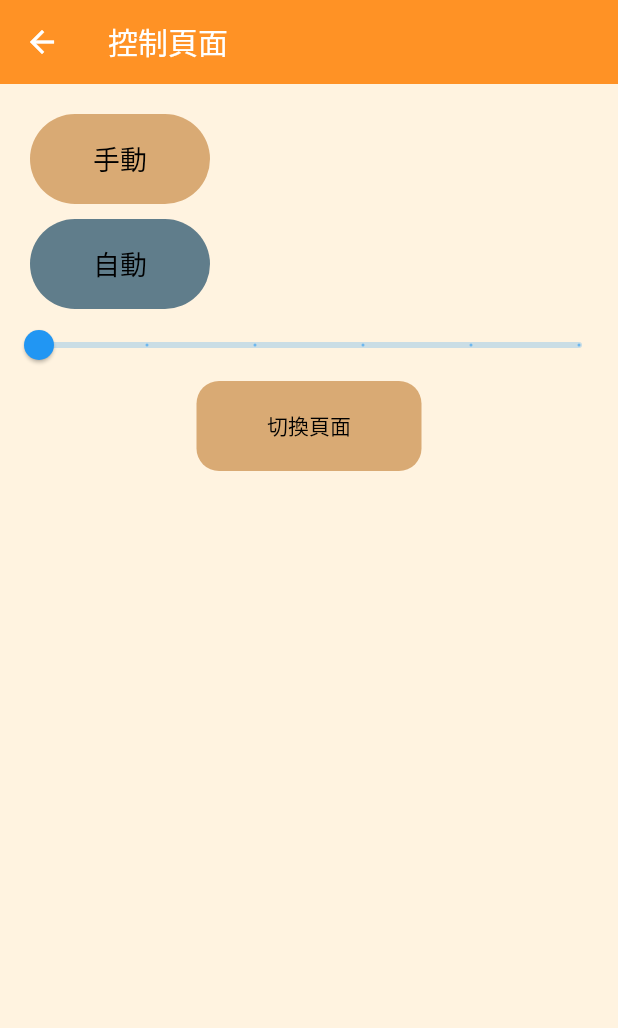
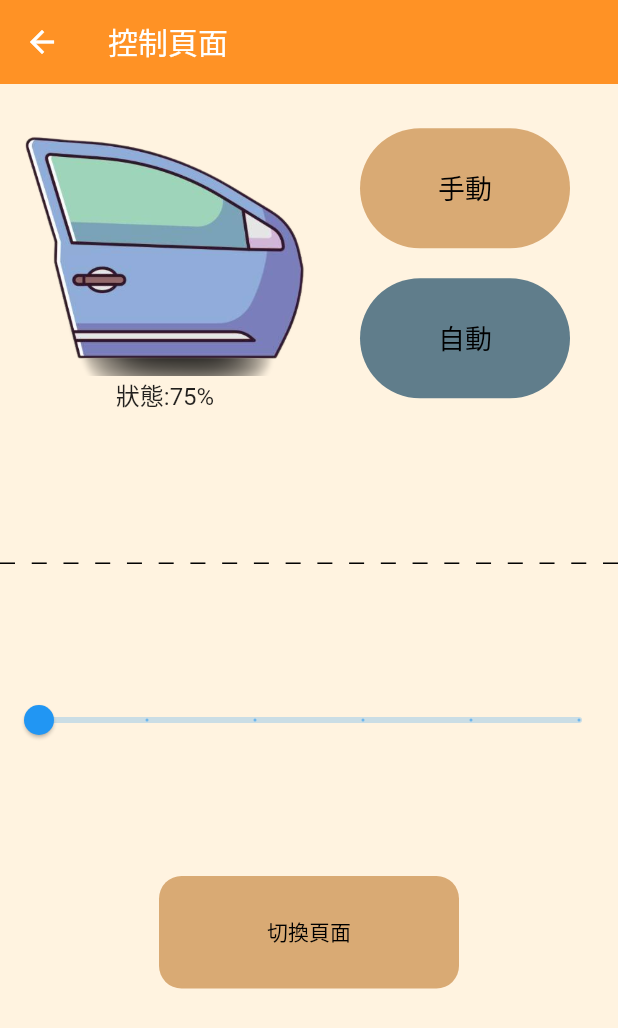
Before and after one commit to Li541001/bluetooth_flutter, a Flutter app: the ControlPage screen opened directly, on a phone screen of 412 x 824 dp. Shown: the top 1028 px of the screen. Run offline on Flutter 3.47's test engine with Material 2 defaults, Android fonts, the phone set to English and light mode, and no system bars; our stand-ins replace flutter_bluetooth_serial, permission_handler; missing offline and left inert: dart:ffi.

Commit message:
分頁錯誤版本

```diff
--- a/lib/components/button.dart
+++ b/lib/components/button.dart
@@ -4,14 +4,21 @@ import 'package:flutter/material.dart';
 class Button extends StatelessWidget {
   VoidCallback? onPressed;
   String? text;
-  Button({super.key, required this.onPressed, required this.text});
+  bool? disabled = true;
+  Button(
+      {super.key,
+      required this.onPressed,
+      required this.text,
+      required this.disabled});
 
   @override
   Widget build(BuildContext context) {
     return TextButton(
         style: TextButton.styleFrom(
-            backgroundColor: Color.fromARGB(255, 217, 170, 116),
-            fixedSize: Size(150, 60),
+            backgroundColor: disabled!
+                ? Color.fromARGB(255, 217, 170, 116)
+                : Colors.blueGrey,
+            fixedSize: Size(200, 75),
             shape: RoundedRectangleBorder(
                 borderRadius: BorderRadius.circular(15))),
         onPressed: onPressed,
--- a/lib/components/keepButton.dart
+++ b/lib/components/keepButton.dart
@@ -17,9 +17,9 @@ class KeepButton extends StatelessWidget {
         style: TextButton.styleFrom(
             backgroundColor:
                 value ? Color.fromARGB(255, 217, 170, 116) : Colors.blueGrey,
-            fixedSize: Size(120, 60),
+            fixedSize: Size(140, 80),
             shape: RoundedRectangleBorder(
-                borderRadius: BorderRadius.circular(30))),
+                borderRadius: BorderRadius.circular(40))),
         onPressed: onPressed,
         child: Text(
           '${this.text}',
--- /dev/null
+++ b/lib/components/line.dart
@@ -0,0 +1,41 @@
+import 'package:flutter/material.dart';
+
+/// 虚线
+class Line extends StatelessWidget {
+  final double height;
+  final Color color;
+  final Axis direction;
+
+  const Line({
+    this.height = 1,
+    this.color = Colors.black,
+    this.direction = Axis.horizontal,
+  });
+
+  @override
+  Widget build(BuildContext context) {
+    return LayoutBuilder(
+      builder: (BuildContext context, BoxConstraints constraints) {
+        final boxWidth = direction == Axis.horizontal
+            ? constraints.constrainWidth()
+            : constraints.constrainHeight();
+        final dashWidth = 10.0;
+        final dashHeight = height;
+        final dashCount = (boxWidth / (2 * dashWidth)).floor();
+        return Flex(
+          children: List.generate(dashCount, (_) {
+            return SizedBox(
+              width: direction == Axis.horizontal ? dashWidth : dashHeight,
+              height: direction == Axis.horizontal ? dashHeight : dashWidth,
+              child: DecoratedBox(
+                decoration: BoxDecoration(color: color),
+              ),
+            );
+          }),
+          mainAxisAlignment: MainAxisAlignment.spaceBetween,
+          direction: direction,
+        );
+      },
+    );
+  }
+}
--- a/lib/components/windowDisplay.dart
+++ b/lib/components/windowDisplay.dart
@@ -0,0 +1,30 @@
+import 'package:flutter/cupertino.dart';
+import 'package:flutter/material.dart';
+
+class WindowDisplay extends StatefulWidget {
+  String? img;
+  String? status;
+  WindowDisplay({super.key, required this.img, required this.status});
+  @override
+  State<WindowDisplay> createState() => WindowDisplayState();
+}
+
+class WindowDisplayState extends State<WindowDisplay> {
+  @override
+  Widget build(BuildContext context) {
+    return Column(
+      children: [
+        Container(
+            child: Image.asset(
+          "${widget.img}",
+          width: 220,
+          fit: BoxFit.contain,
+        )),
+        Text(
+          '狀態:' + '${widget.status}' + '%',
+          style: TextStyle(fontSize: 16),
+        )
+      ],
+    );
+  }
+}
--- a/lib/main.dart
+++ b/lib/main.dart
@@ -1,9 +1,17 @@
+import 'dart:async';
+import 'dart:convert';
+
 import 'package:flutter/material.dart';
+import 'package:flutter_bluetooth_serial/flutter_bluetooth_serial.dart';
+import 'package:provider/provider.dart';
 import 'pages/bluetooth.dart';
 import 'pages/homePage.dart';
 
 void main() {
-  runApp(const MyApp());
+  runApp(ChangeNotifierProvider(
+    create: (context) => BluetoothData(),
+    child: MyApp(),
+  ));
 }
 
 class MyApp extends StatelessWidget {
@@ -22,3 +30,17 @@ class MyApp extends StatelessWidget {
     );
   }
 }
+
+class BluetoothData extends ChangeNotifier {
+  String _datas = '';
+  String get datas => _datas;
+  BluetoothConnection? connection;
+
+  void getData() {
+    connection!.input!.listen((data) {
+      print(_datas);
+      _datas = ascii.decode(data);
+      notifyListeners();
+    });
+  }
+}
--- a/lib/pages/bluetooth.dart
+++ b/lib/pages/bluetooth.dart
@@ -24,7 +24,6 @@ class _BluetoothPageState extends State<BluetoothPage> {
   final GlobalKey<ScaffoldState> _scaffoldKey = new GlobalKey<ScaffoldState>();
   int? _deviceState;
   Uint8List? _data;
-  Timer? _timer;
 
   // initState-------------------------------------------------------function
   @override
@@ -90,7 +89,6 @@ class _BluetoothPageState extends State<BluetoothPage> {
       isDisconnecting = true;
       connection!.dispose();
       connection = null;
-      _timer!.cancel();
     }
     super.dispose();
   }
@@ -126,7 +124,7 @@ class _BluetoothPageState extends State<BluetoothPage> {
           setState(() {
             _conncted = true;
           });
-          _timer = Timer.periodic(Duration(seconds: 1), (time) {
+
           connection!.input!.listen((data) {
             print('data: ${ascii.decode(data)}');
             setState(() {
@@ -142,7 +140,6 @@ class _BluetoothPageState extends State<BluetoothPage> {
             if (this.mounted) {
               setState(() {});
             }
-            });
           });
         }).catchError((error) {
           print('Cannot connect, exception occurred');
--- a/lib/pages/controlPage.dart
+++ b/lib/pages/controlPage.dart
@@ -1,9 +1,18 @@
+import 'dart:async';
+import 'dart:convert';
+
 import 'package:first_test/components/button.dart';
 import 'package:first_test/components/controlSlider.dart';
 import 'package:first_test/components/keepButton.dart';
+import 'package:first_test/components/line.dart';
+import 'package:first_test/components/windowDisplay.dart';
 import 'package:first_test/pages/tempDisplayPage.dart';
 import 'package:flutter/cupertino.dart';
 import 'package:flutter/material.dart';
+import 'package:flutter_bluetooth_serial/flutter_bluetooth_serial.dart';
+import 'package:provider/provider.dart';
+
+import '../main.dart';
 
 class ControlPage extends StatefulWidget {
   @override
@@ -12,6 +21,9 @@ class ControlPage extends StatefulWidget {
 
 class _ControlPageState extends State<ControlPage> {
   bool _value = false;
+  String? img;
+  String? imgStatus;
+  String? datas;
 
   //TODO: 手動
   void handleMain() {
@@ -32,6 +44,51 @@ class _ControlPageState extends State<ControlPage> {
         context, MaterialPageRoute(builder: (context) => TempDisplayPage()));
   }
 
+  // void changeImg(String data) {
+  //   print('!!!!!!!!!!!!!!!!!!${data}');
+  //   switch (data) {
+  //     case 'a':
+  //       setState(() {
+  //         img = 'assets/00percentn.png';
+  //         imgStatus = '0';
+  //       });
+  //       break;
+  //     case 'b':
+  //       setState(() {
+  //         img = 'assets/0percentn.png';
+  //         imgStatus = '25';
+  //       });
+  //       break;
+  //     case 'c':
+  //       setState(() {
+  //         img = 'assets/25percentn.png';
+  //         imgStatus = '50';
+  //       });
+  //       break;
+  //     case 'd':
+  //       setState(() {
+  //         img = 'assets/50percentn.png';
+  //         imgStatus = '75';
+  //       });
+  //       break;
+  //     case 'e':
+  //       setState(() {
+  //         img = 'assets/75percentn.png';
+  //         imgStatus = '100';
+  //       });
+  //       break;
+  //   }
+  // }
+
+  @override
+  void initState() {
+    final testData = Provider.of<BluetoothData>(context, listen: false);
+    testData.getData;
+    print(testData.datas);
+
+    super.initState();
+  }
+
   @override
   Widget build(BuildContext context) {
     return Scaffold(
@@ -48,21 +105,31 @@ class _ControlPageState extends State<ControlPage> {
                 child: Row(
                   children: [
                     //TODO: windowDisplay
-                    Column(),
+                    WindowDisplay(img: 'assets/50percentn.png', status: '75'),
                     SizedBox(width: 20.0),
                     Column(
                       children: [
                         KeepButton(
                             onPressed: handleMain, text: '手動', value: !_value),
-                        SizedBox(height: 10),
+                        SizedBox(height: 20),
                         KeepButton(
                             onPressed: handleAuto, text: '自動', value: _value)
                       ],
                     )
                   ],
                 )),
-            ControlSlider(), //TODO: logic
-            Button(onPressed: () => changePage(context), text: '切換頁面')
+            SizedBox(height: 100),
+            Line(
+              color: Colors.black,
+            ),
+            SizedBox(height: 80),
+            ControlSlider(),
+            SizedBox(height: 80),
+            Button(
+              onPressed: () => changePage(context),
+              text: '切換頁面',
+              disabled: true,
+            )
           ]),
         ));
   }
--- a/lib/pages/valueDisplayPage.dart
+++ b/lib/pages/valueDisplayPage.dart
@@ -23,7 +23,10 @@ class ValueDisplayPage extends StatelessWidget {
         child: Column(children: [
           //TODO: 亮度圖
           //TODO: 空氣品質圖
-          Button(onPressed: () => changePage(context), text: '溫度顯示頁面'),
+          Button(
+              onPressed: () => changePage(context),
+              text: '溫度顯示頁面',
+              disabled: true),
         ]),
       ),
     );
--- a/pubspec.yaml
+++ b/pubspec.yaml
@@ -38,6 +38,7 @@ dependencies:
   cupertino_icons: ^1.0.2
   flutter_bluetooth_serial: ^0.4.0
   permission_handler: ^10.2.0
+  provider: ^6.0.5
 
 dev_dependencies:
   flutter_test:
@@ -64,6 +65,11 @@ flutter:
   # To add assets to your application, add an assets section, like this:
   assets:
     - assets/carn.png
+    - assets/75percentn.png
+    - assets/50percentn.png
+    - assets/25percentn.png
+    - assets/0percentn.png
+    - assets/00percentn.png
 
   # An image asset can refer to one or more resolution-specific "variants", see
   # https://flutter.dev/assets-and-images/#resolution-aware
```
Also changed, not shown: lib/pages/homePage.dart (+192 -97 lines), lib/pages/tempDisplayPage.dart (+9 -2 lines), assets/00percentn.png (added), assets/0percentn.png (added), assets/25percentn.png (added), assets/50percentn.png (added), assets/75percentn.png (added), pubspec.lock. Lines whose indentation alone changed are shown as unchanged.
